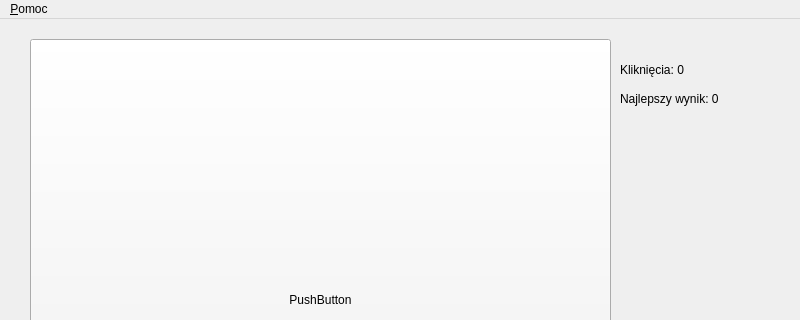
This is mainwindow.ui in pt20krezolekk/clicker as Qt 5 draws it before an edit; both pictures show x 0 to 800 and y 0 to 320 of the 800 by 600 pixel window. The edited form follows.
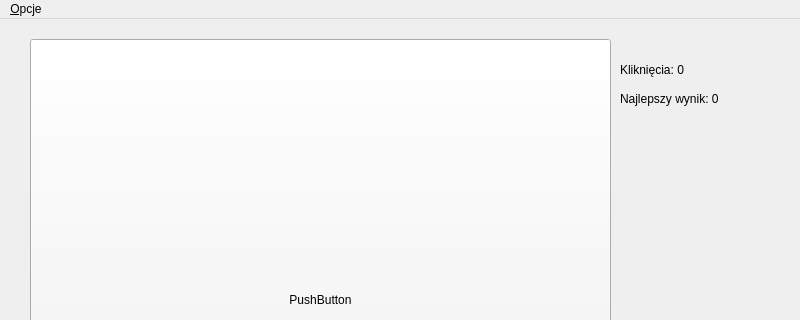
This is the edited form.

Diff of the .ui file:
```diff
--- a/mainwindow.ui
+++ b/mainwindow.ui
@@ -65,7 +65,7 @@
    </property>
    <widget class="QMenu" name="menu_Pomoc">
     <property name="title">
-     <string>&amp;Pomoc</string>
+     <string>&amp;Opcje</string>
     </property>
     <addaction name="actionZamknij"/>
    </widget>
```
Left out of the diff: 2 changed lines with no effect on the pictures.
